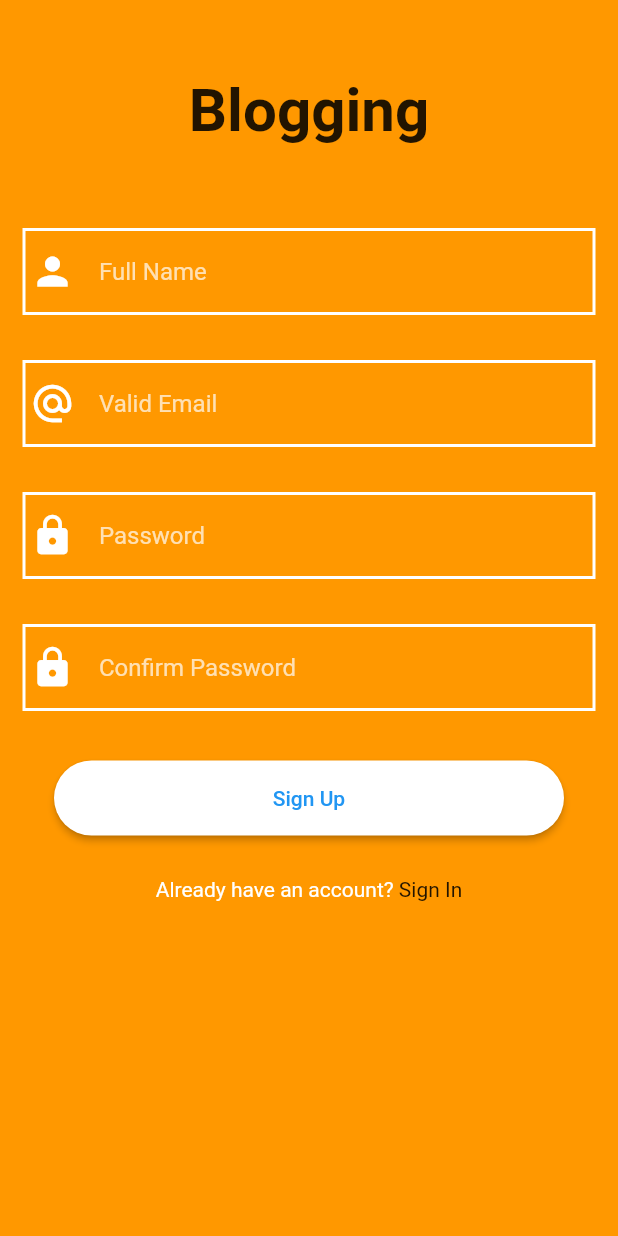
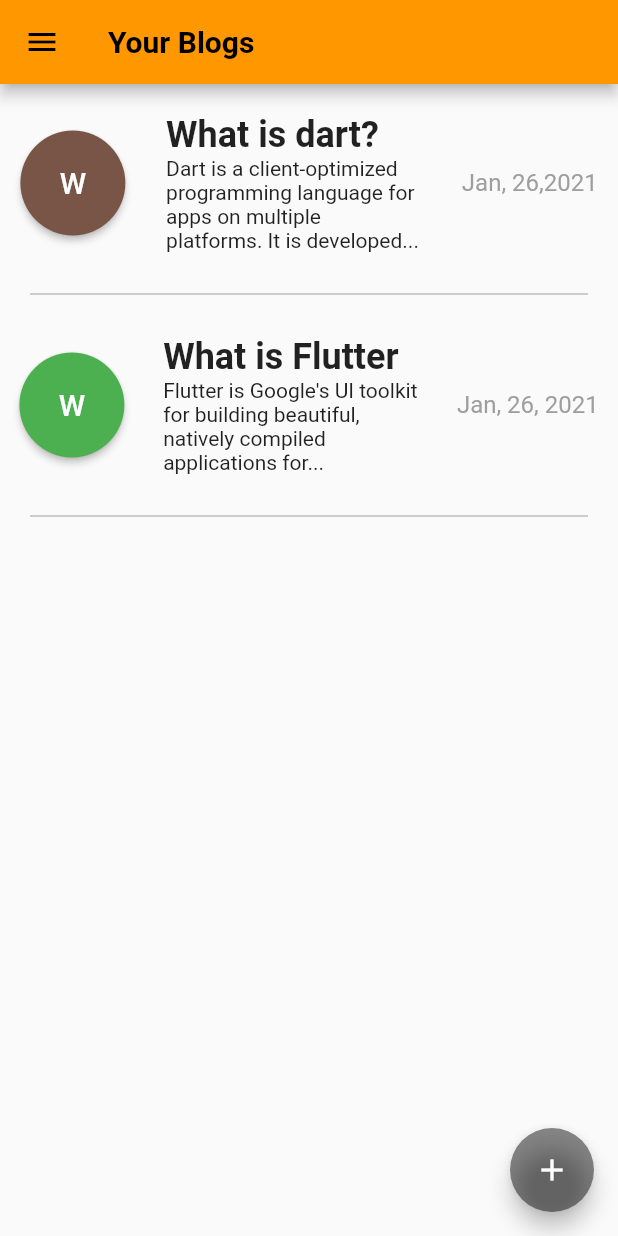
Before and after one commit to bayuik/blogging, a Flutter app: the screen it shows after launch, after a tap on "Sign Up", on a phone screen of 412 x 824 dp. Run offline on Flutter 3.47's test engine with Material 2 defaults, Android fonts, the phone set to English and light mode, and no system bars.

Commit message:
Add your blogs page

```diff
--- a/lib/sign_up.dart
+++ b/lib/sign_up.dart
@@ -1,4 +1,5 @@
 import 'package:flutter/material.dart';
+import 'package:blogging/your_blogs.dart';
 
 class SignUp extends StatelessWidget {
   const SignUp({
@@ -108,7 +109,12 @@ class SignUp extends StatelessWidget {
                           minWidth: 340,
                           shape: RoundedRectangleBorder(
                               borderRadius: new BorderRadius.circular(50)),
-                          onPressed: () {},
+                          onPressed: () {
+                            Navigator.push(context,
+                                MaterialPageRoute(builder: (context) {
+                              return YourBlogs();
+                            }));
+                          },
                           child: Text(
                             'Sign Up',
                             style: TextStyle(color: Colors.blue),
--- /dev/null
+++ b/lib/your_blogs.dart
@@ -0,0 +1,123 @@
+import 'package:flutter/material.dart';
+
+class YourBlogs extends StatefulWidget {
+  @override
+  _YourBlogsState createState() => _YourBlogsState();
+}
+
+class _YourBlogsState extends State<YourBlogs> {
+  @override
+  Widget build(BuildContext context) {
+    return Scaffold(
+        appBar: AppBar(
+          backgroundColor: Colors.orange,
+          title: Text(
+            "Your Blogs",
+            style: TextStyle(color: Colors.black, fontWeight: FontWeight.bold),
+          ),
+          iconTheme: IconThemeData(color: Colors.black),
+        ),
+        drawer: Drawer(),
+        body: ListView(
+          children: <Widget>[
+            Container(
+              padding: EdgeInsets.only(top: 20),
+              child: Row(
+                mainAxisAlignment: MainAxisAlignment.spaceAround,
+                children: <Widget>[
+                  MaterialButton(
+                    height: 70,
+                    minWidth: 70,
+                    shape: RoundedRectangleBorder(
+                        borderRadius: new BorderRadius.circular(50)),
+                    onPressed: () {},
+                    child: Text(
+                      'W',
+                      style: TextStyle(color: Colors.white, fontSize: 20),
+                    ),
+                    color: Colors.brown,
+                  ),
+                  Container(
+                    width: 170,
+                    child: Column(
+                      crossAxisAlignment: CrossAxisAlignment.start,
+                      children: <Widget>[
+                        Text(
+                          'What is dart?',
+                          style: TextStyle(
+                              fontWeight: FontWeight.bold, fontSize: 24),
+                        ),
+                        Text(
+                            'Dart is a client-optimized programming language for apps on multiple platforms. It is developed...'),
+                      ],
+                    ),
+                  ),
+                  Text(
+                    'Jan, 26,2021',
+                    style: TextStyle(
+                      color: Colors.grey,
+                      fontSize: 16,
+                    ),
+                  )
+                ],
+              ),
+            ),
+            Container(
+              padding: EdgeInsets.all(20),
+              child: new Divider(
+                color: Colors.grey,
+              ),
+            ),
+            Container(
+              child: Row(
+                mainAxisAlignment: MainAxisAlignment.spaceAround,
+                children: <Widget>[
+                  MaterialButton(
+                    height: 70,
+                    minWidth: 70,
+                    shape: RoundedRectangleBorder(
+                        borderRadius: new BorderRadius.circular(50)),
+                    onPressed: () {},
+                    child: Text(
+                      'W',
+                      style: TextStyle(color: Colors.white, fontSize: 20),
+                    ),
+                    color: Colors.green,
+                  ),
+                  Container(
+                    width: 170,
+                    child: Column(
+                      crossAxisAlignment: CrossAxisAlignment.start,
+                      children: <Widget>[
+                        Text(
+                          'What is Flutter',
+                          style: TextStyle(
+                              fontWeight: FontWeight.bold, fontSize: 24),
+                        ),
+                        Text(
+                            "Flutter is Google's UI toolkit for building beautiful, natively compiled applications for...")
+                      ],
+                    ),
+                  ),
+                  Text(
+                    'Jan, 26, 2021',
+                    style: TextStyle(color: Colors.grey, fontSize: 16),
+                  )
+                ],
+              ),
+            ),
+            Container(
+              padding: EdgeInsets.all(20),
+              child: new Divider(
+                color: Colors.grey,
+              ),
+            ),
+          ],
+        ),
+        floatingActionButton: FloatingActionButton(
+          onPressed: () {},
+          backgroundColor: Colors.black45,
+          child: Icon(Icons.add),
+        ));
+  }
+}
```
